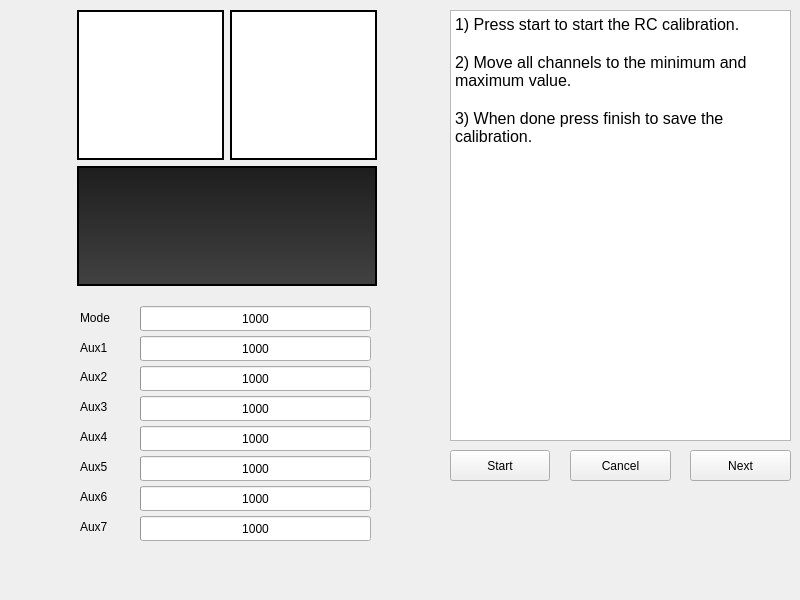
First picture: the form in ui/subpanel/receivercalibration/ReceiverCalibrationPanel.ui, repository AeroQuad/AeroQuadConfiguratorPyQt, before the edit.
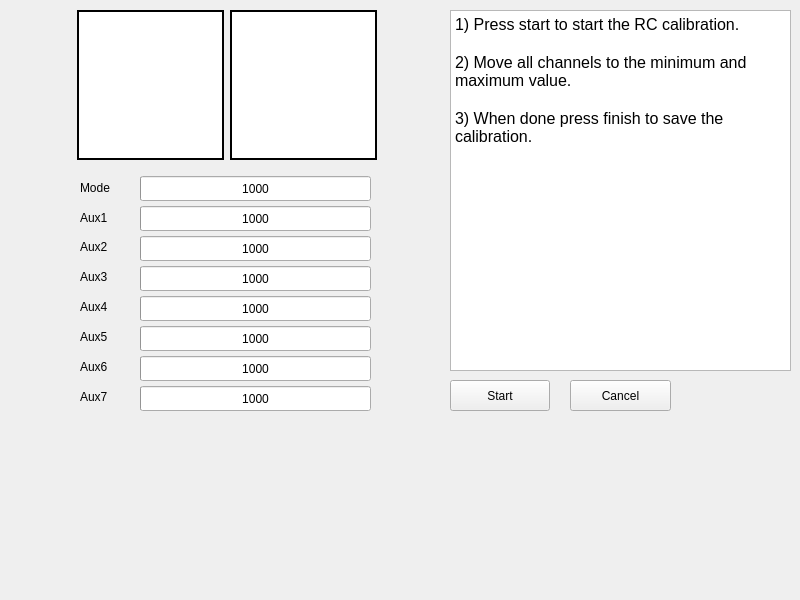
Second picture: the form after the edit.

Commit message: Some little receiver calibration adjustment

What changed in the file:
```diff
--- a/ui/subpanel/receivercalibration/ReceiverCalibrationPanel.ui
+++ b/ui/subpanel/receivercalibration/ReceiverCalibrationPanel.ui
@@ -13,41 +13,7 @@
   <property name="windowTitle">
    <string>Form</string>
   </property>
-  <widget class="QGraphicsView" name="transmitterOutput">
-   <property name="geometry">
-    <rect>
-     <x>77</x>
-     <y>166</y>
-     <width>300</width>
-     <height>120</height>
-    </rect>
-   </property>
-   <property name="maximumSize">
-    <size>
-     <width>16777215</width>
-     <height>300</height>
-    </size>
-   </property>
-   <property name="styleSheet">
-    <string notr="true">background-color: qlineargradient(spread:reflect, x1:0.548, y1:0.0170455, x2:0.548, y2:1, stop:0 rgba(30, 30, 30, 255), stop:1 rgba(66, 66, 66, 255))</string>
-   </property>
-   <property name="frameShape">
-    <enum>QFrame::Box</enum>
-   </property>
-   <property name="frameShadow">
-    <enum>QFrame::Plain</enum>
-   </property>
-   <property name="lineWidth">
-    <number>2</number>
-   </property>
-   <property name="verticalScrollBarPolicy">
-    <enum>Qt::ScrollBarAlwaysOff</enum>
-   </property>
-   <property name="horizontalScrollBarPolicy">
-    <enum>Qt::ScrollBarAlwaysOff</enum>
-   </property>
-  </widget>
-  <widget class="QGraphicsView" name="leftTransmitter">
+  <widget class="QGraphicsView" name="left_transmitter">
    <property name="geometry">
     <rect>
      <x>77</x>
@@ -137,7 +103,7 @@
    <property name="geometry">
     <rect>
      <x>450</x>
-     <y>450</y>
+     <y>380</y>
      <width>100</width>
      <height>31</height>
     </rect>
@@ -150,7 +116,7 @@
    <property name="geometry">
     <rect>
      <x>570</x>
-     <y>450</y>
+     <y>380</y>
      <width>101</width>
      <height>31</height>
     </rect>
@@ -159,24 +125,11 @@
     <string>Cancel</string>
    </property>
   </widget>
-  <widget class="QPushButton" name="next">
-   <property name="geometry">
-    <rect>
-     <x>690</x>
-     <y>450</y>
-     <width>101</width>
-     <height>31</height>
-    </rect>
-   </property>
-   <property name="text">
-    <string>Next</string>
-   </property>
-  </widget>
-  <widget class="QProgressBar" name="progressBar_RCmode">
+  <widget class="QProgressBar" name="mode_progress_bar">
    <property name="geometry">
     <rect>
      <x>140</x>
-     <y>306</y>
+     <y>176</y>
      <width>231</width>
      <height>25</height>
     </rect>
@@ -222,7 +175,7 @@
    <property name="geometry">
     <rect>
      <x>140</x>
-     <y>336</y>
+     <y>206</y>
      <width>231</width>
      <height>25</height>
     </rect>
@@ -268,7 +221,7 @@
    <property name="geometry">
     <rect>
      <x>140</x>
-     <y>366</y>
+     <y>236</y>
      <width>231</width>
      <height>25</height>
     </rect>
@@ -314,7 +267,7 @@
    <property name="geometry">
     <rect>
      <x>140</x>
-     <y>396</y>
+     <y>266</y>
      <width>231</width>
      <height>25</height>
     </rect>
@@ -362,7 +315,7 @@
      <x>450</x>
      <y>10</y>
      <width>341</width>
-     <height>431</height>
+     <height>361</height>
     </rect>
    </property>
    <property name="frameShadow">
@@ -384,7 +337,7 @@
    <property name="geometry">
     <rect>
      <x>140</x>
-     <y>426</y>
+     <y>296</y>
      <width>231</width>
      <height>25</height>
     </rect>
@@ -430,7 +383,7 @@
    <property name="geometry">
     <rect>
      <x>140</x>
-     <y>456</y>
+     <y>326</y>
      <width>231</width>
      <height>25</height>
     </rect>
@@ -476,7 +429,7 @@
    <property name="geometry">
     <rect>
      <x>140</x>
-     <y>516</y>
+     <y>386</y>
      <width>231</width>
      <height>25</height>
     </rect>
@@ -522,7 +475,7 @@
    <property name="geometry">
     <rect>
      <x>140</x>
-     <y>486</y>
+     <y>356</y>
      <width>231</width>
      <height>25</height>
     </rect>
@@ -568,7 +521,7 @@
    <property name="geometry">
     <rect>
      <x>80</x>
-     <y>311</y>
+     <y>181</y>
      <width>46</width>
      <height>13</height>
     </rect>
@@ -581,7 +534,7 @@
    <property name="geometry">
     <rect>
      <x>80</x>
-     <y>341</y>
+     <y>211</y>
      <width>46</width>
      <height>13</height>
     </rect>
@@ -594,7 +547,7 @@
    <property name="geometry">
     <rect>
      <x>80</x>
-     <y>370</y>
+     <y>240</y>
      <width>46</width>
      <height>13</height>
     </rect>
@@ -607,7 +560,7 @@
    <property name="geometry">
     <rect>
      <x>80</x>
-     <y>400</y>
+     <y>270</y>
      <width>46</width>
      <height>13</height>
     </rect>
@@ -620,7 +573,7 @@
    <property name="geometry">
     <rect>
      <x>80</x>
-     <y>430</y>
+     <y>300</y>
      <width>46</width>
      <height>13</height>
     </rect>
@@ -633,7 +586,7 @@
    <property name="geometry">
     <rect>
      <x>80</x>
-     <y>460</y>
+     <y>330</y>
      <width>46</width>
      <height>13</height>
     </rect>
@@ -646,7 +599,7 @@
    <property name="geometry">
     <rect>
      <x>80</x>
-     <y>490</y>
+     <y>360</y>
      <width>46</width>
      <height>13</height>
     </rect>
@@ -659,7 +612,7 @@
    <property name="geometry">
     <rect>
      <x>80</x>
-     <y>520</y>
+     <y>390</y>
      <width>46</width>
      <height>13</height>
     </rect>
```
Left out of the diff: 22 changed lines with no effect on the pictures. The commit also changes 3 other files.
